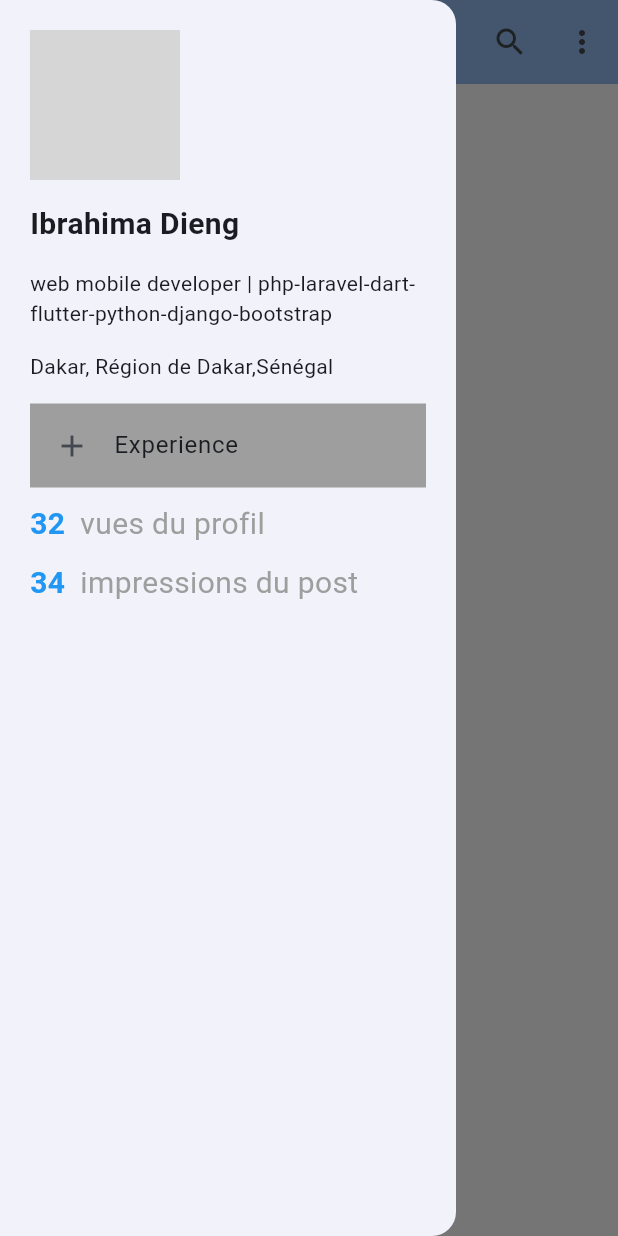
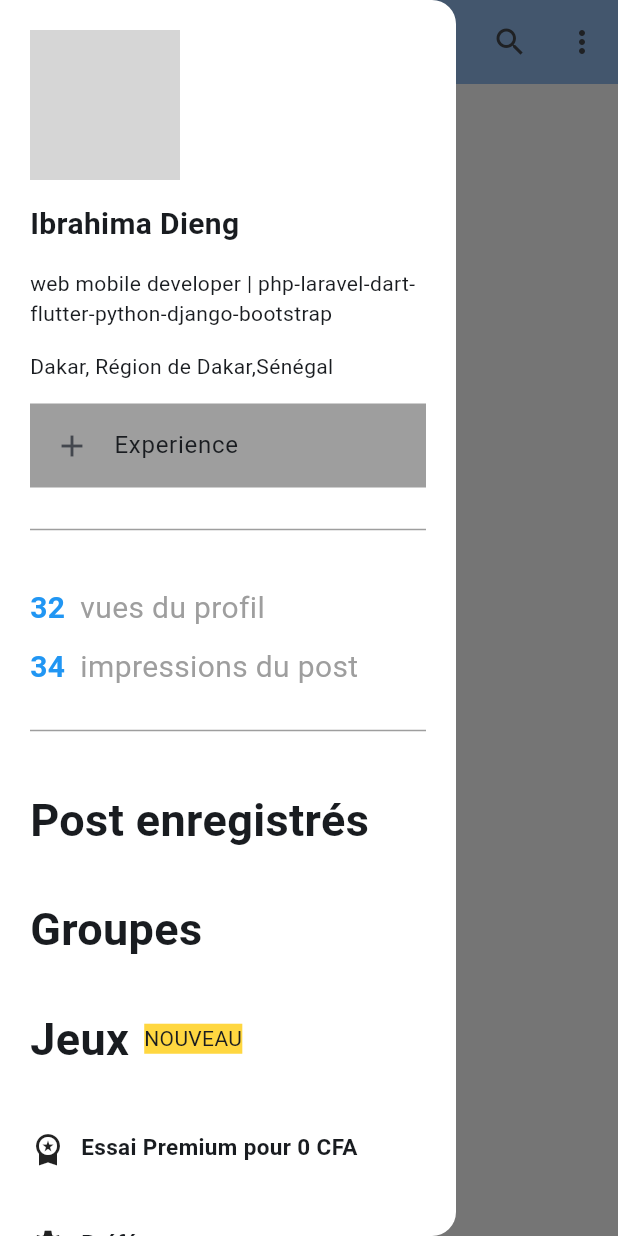
Before and after one commit to LINDEX171/aplli01, a Flutter app: the screen it shows after launch, with the side drawer open, on a phone screen of 412 x 824 dp. Run offline on Flutter 3.47's test engine with Material 3 defaults, Android fonts, the phone set to English and light mode, and no system bars; network calls fail; grey boxes are pictures that could not be loaded.

Commit message:
menu drawer linkedin done

```diff
--- a/lib/main.dart
+++ b/lib/main.dart
@@ -30,7 +30,9 @@ class _HomePageState extends State<HomePage> {
   @override
   Widget build(BuildContext context) {
     return Scaffold(
-      drawer: Drawer(child:  ListView(
+      drawer: Drawer(
+        backgroundColor: Colors.white,
+        child:  ListView(
         children: [
            Padding(
              padding: const EdgeInsets.all(20.0),
@@ -54,7 +56,9 @@ class _HomePageState extends State<HomePage> {
                 },title: Text("Experience"),leading: Icon(Icons.add),),
 
               ),
-                SizedBox(height: 10,),
+                SizedBox(height: 20,),
+                Divider(thickness: 1,color: Colors.grey,),
+                 SizedBox(height: 30,),
                 Row(
                   mainAxisAlignment: MainAxisAlignment.start,
                   children: [
@@ -73,7 +77,43 @@ class _HomePageState extends State<HomePage> {
                     Text("impressions du post",style: TextStyle(fontSize: 20,color: Colors.grey),),
 
                   ],
+                ),
+                SizedBox(height: 20,),
+                Divider(thickness: 1,color: Colors.grey,),
+                SizedBox(height: 30,),
+                Text("Post enregistrés",style: TextStyle(fontWeight: FontWeight.bold,fontSize: 30),),
+                SizedBox(height: 30,),
+                Text("Groupes",style: TextStyle(fontWeight: FontWeight.bold,fontSize: 30),),
+                SizedBox(height: 30,),
+                Row(
+                  children: [
+                    Text("Jeux",style: TextStyle(fontWeight: FontWeight.bold,fontSize: 30),),
+                    SizedBox(width: 10,),
+                    Text("NOUVEAU",style: TextStyle(backgroundColor: Colors.amberAccent,),)
+
+                  ],
+                ),
+                SizedBox(height: 40,),
+                Row(
+                  mainAxisAlignment: MainAxisAlignment.start,
+                  crossAxisAlignment: CrossAxisAlignment.start,
+                  children: [
+                    Icon(Icons.workspace_premium),
+                    SizedBox(width: 10,),
+                    Text("Essai Premium pour 0 CFA",style: TextStyle(fontWeight: FontWeight.bold,fontSize: 15),)
+                  ],
+                ),
+                SizedBox(height: 40,),
+                Row(
+                  mainAxisAlignment: MainAxisAlignment.start,
+                  crossAxisAlignment: CrossAxisAlignment.start,
+                  children: [
+                    Icon(Icons.settings),
+                    SizedBox(width: 10,),
+                    Text("Préférences",style: TextStyle(fontWeight: FontWeight.bold,fontSize: 15),)
+                  ],
                 )
+                // ListTile(leading: Icon(Icons.workspace_premium),title: Text("Essai Premium pour 0 cfa",style: TextStyle(fontSize: 15,fontWeight: FontWeight.bold),),)
                        ],),
            )
         ],
```
